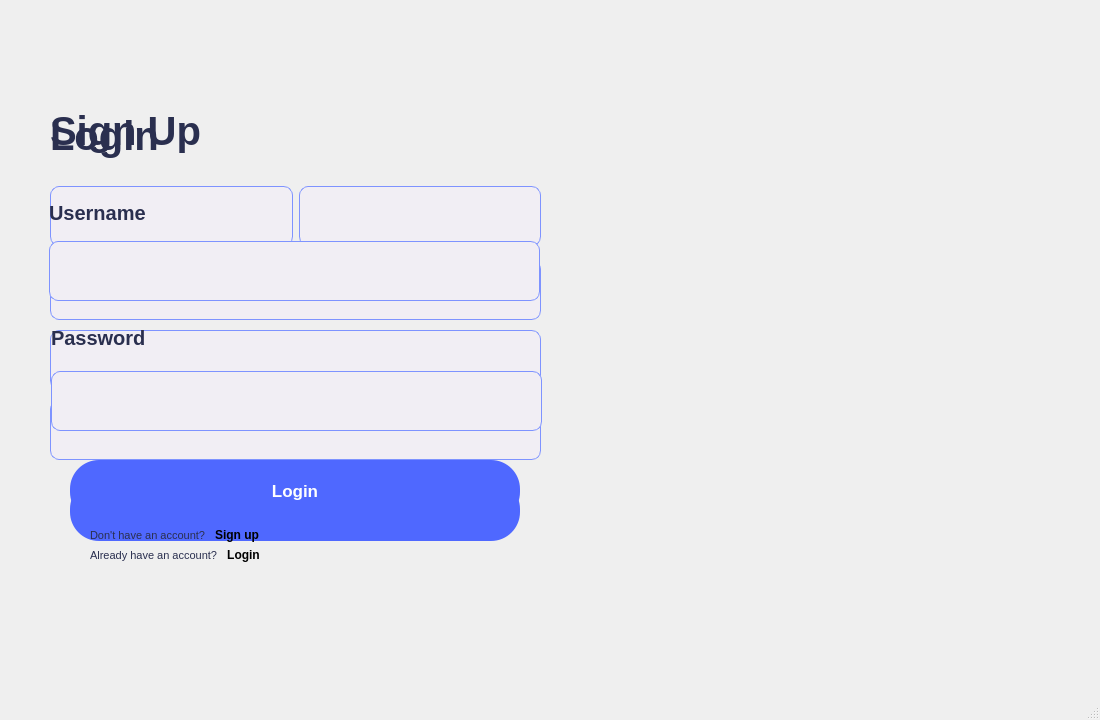
Qt form GUI/mainwindow.ui (ImRanjbar/Task-Management) before a commit.
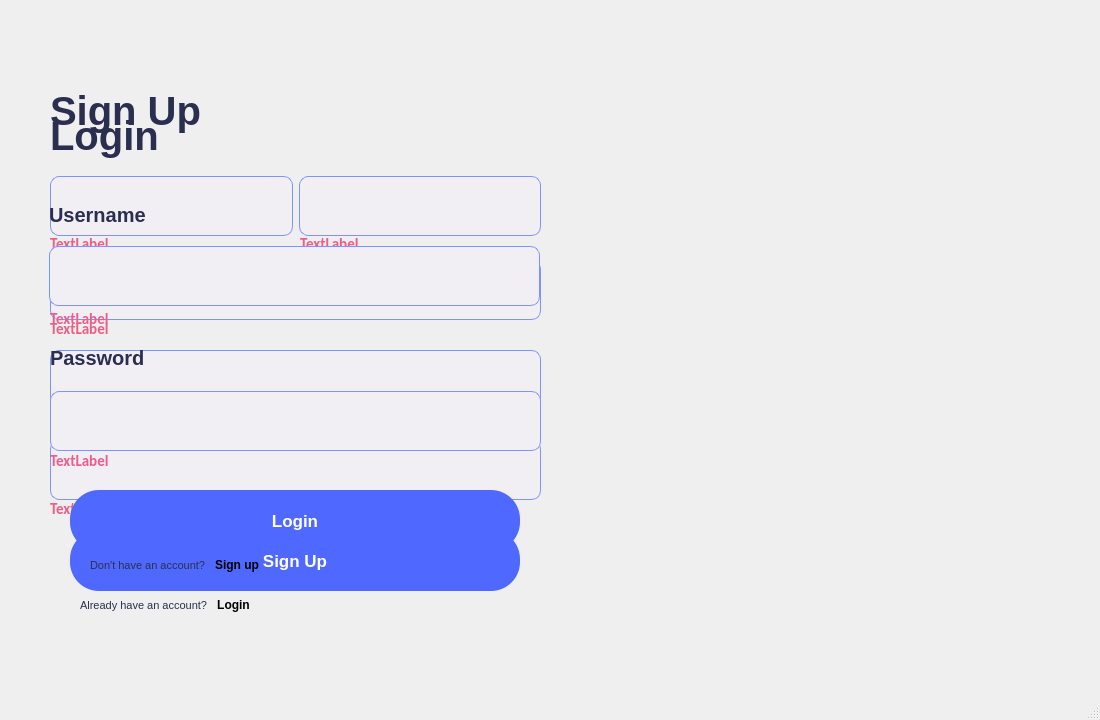
The same form after that commit. Icons and pictures are not drawn.

Commit message: Improve MainWindow UI, add error handling for MainWindow class, check destructures

Patch:
```diff
--- a/GUI/mainwindow.ui
+++ b/GUI/mainwindow.ui
@@ -48,7 +48,7 @@
     <property name="geometry">
      <rect>
       <x>40</x>
-      <y>50</y>
+      <y>70</y>
       <width>510</width>
       <height>550</height>
      </rect>
@@ -57,7 +57,7 @@
      <property name="geometry">
       <rect>
        <x>10</x>
-       <y>350</y>
+       <y>370</y>
        <width>491</width>
        <height>60</height>
       </rect>
@@ -123,7 +123,7 @@
      <property name="geometry">
       <rect>
        <x>10</x>
-       <y>40</y>
+       <y>0</y>
        <width>191</width>
        <height>81</height>
       </rect>
@@ -149,7 +149,7 @@
      <property name="geometry">
       <rect>
        <x>30</x>
-       <y>430</y>
+       <y>460</y>
        <width>450</width>
        <height>61</height>
       </rect>
@@ -190,7 +190,7 @@
      <property name="geometry">
       <rect>
        <x>10</x>
-       <y>210</y>
+       <y>190</y>
        <width>491</width>
        <height>60</height>
       </rect>
@@ -222,8 +222,8 @@
     <widget class="QWidget" name="layoutWidget_2">
      <property name="geometry">
       <rect>
-       <x>50</x>
-       <y>490</y>
+       <x>40</x>
+       <y>520</y>
        <width>441</width>
        <height>31</height>
       </rect>
@@ -291,7 +291,7 @@
      <property name="geometry">
       <rect>
        <x>10</x>
-       <y>130</y>
+       <y>100</y>
        <width>491</width>
        <height>72</height>
       </rect>
@@ -365,6 +365,121 @@
       </item>
      </layout>
     </widget>
+    <widget class="QLabel" name="LB_errorName">
+     <property name="geometry">
+      <rect>
+       <x>10</x>
+       <y>165</y>
+       <width>241</width>
+       <height>18</height>
+      </rect>
+     </property>
+     <property name="styleSheet">
+      <string notr="true">font-family: Calibri;
+font-size: 15px;
+letter-spacing: 0px;
+word-spacing: 0px;
+color: #ec5d8a;
+font-weight: bold;
+font-style: normal;
+text-transform: none;</string>
+     </property>
+     <property name="text">
+      <string>TextLabel</string>
+     </property>
+    </widget>
+    <widget class="QLabel" name="LB_errorEmail">
+     <property name="geometry">
+      <rect>
+       <x>10</x>
+       <y>250</y>
+       <width>489</width>
+       <height>18</height>
+      </rect>
+     </property>
+     <property name="styleSheet">
+      <string notr="true">font-family: Calibri;
+font-size: 15px;
+letter-spacing: 0px;
+word-spacing: 0px;
+color: #ec5d8a;
+font-weight: bold;
+font-style: normal;
+text-transform: none;</string>
+     </property>
+     <property name="text">
+      <string>TextLabel</string>
+     </property>
+    </widget>
+    <widget class="QLabel" name="LB_errorUsernameSnUp">
+     <property name="geometry">
+      <rect>
+       <x>10</x>
+       <y>340</y>
+       <width>489</width>
+       <height>18</height>
+      </rect>
+     </property>
+     <property name="styleSheet">
+      <string notr="true">font-family: Calibri;
+font-size: 15px;
+letter-spacing: 0px;
+word-spacing: 0px;
+color: #ec5d8a;
+font-weight: bold;
+font-style: normal;
+text-transform: none;</string>
+     </property>
+     <property name="text">
+      <string>TextLabel</string>
+     </property>
+    </widget>
+    <widget class="QLabel" name="LB_errorPassSnUp">
+     <property name="geometry">
+      <rect>
+       <x>10</x>
+       <y>430</y>
+       <width>489</width>
+       <height>18</height>
+      </rect>
+     </property>
+     <property name="styleSheet">
+      <string notr="true">font-family: Calibri;
+font-size: 15px;
+letter-spacing: 0px;
+word-spacing: 0px;
+color: #ec5d8a;
+font-weight: bold;
+font-style: normal;
+text-transform: none;</string>
+     </property>
+     <property name="text">
+      <string>TextLabel</string>
+     </property>
+    </widget>
+    <widget class="QLabel" name="LB_errorLastname">
+     <property name="geometry">
+      <rect>
+       <x>260</x>
+       <y>165</y>
+       <width>241</width>
+       <height>18</height>
+      </rect>
+     </property>
+     <property name="styleSheet">
+      <string notr="true">font-family: Calibri;
+font-size: 15px;
+letter-spacing: 0px;
+word-spacing: 0px;
+color: #ec5d8a;
+font-weight: bold;
+font-style: normal;
+text-transform: none;</string>
+     </property>
+     <property name="text">
+      <string>TextLabel</string>
+     </property>
+    </widget>
    </widget>
    <widget class="QWidget" name="loginWidget" native="true">
     <property name="geometry">
@@ -379,7 +494,7 @@
      <property name="geometry">
       <rect>
        <x>50</x>
-       <y>470</y>
+       <y>500</y>
        <width>431</width>
        <height>31</height>
       </rect>
@@ -476,7 +591,7 @@
      <property name="geometry">
       <rect>
        <x>30</x>
-       <y>410</y>
+       <y>440</y>
        <width>450</width>
        <height>61</height>
       </rect>
@@ -516,8 +631,8 @@
     <widget class="QWidget" name="layoutWidget">
      <property name="geometry">
       <rect>
-       <x>11</x>
-       <y>260</y>
+       <x>10</x>
+       <y>280</y>
        <width>491</width>
        <height>121</height>
       </rect>
@@ -578,7 +693,7 @@
        <x>9</x>
        <y>140</y>
        <width>491</width>
-       <height>111</height>
+       <height>116</height>
       </rect>
      </property>
      <layout class="QVBoxLayout" name="verticalLayout_2">
@@ -631,6 +746,52 @@
       </item>
      </layout>
     </widget>
+    <widget class="QLabel" name="LB_errorUsername">
+     <property name="geometry">
+      <rect>
+       <x>10</x>
+       <y>260</y>
+       <width>489</width>
+       <height>18</height>
+      </rect>
+     </property>
+     <property name="styleSheet">
+      <string notr="true">font-family: Calibri;
+font-size: 15px;
+letter-spacing: 0px;
+word-spacing: 0px;
+color: #ec5d8a;
+font-weight: bold;
+font-style: normal;
+text-transform: none;</string>
+     </property>
+     <property name="text">
+      <string>TextLabel</string>
+     </property>
+    </widget>
+    <widget class="QLabel" name="LB_errorPassword">
+     <property name="geometry">
+      <rect>
+       <x>10</x>
+       <y>400</y>
+       <width>489</width>
+       <height>22</height>
+      </rect>
+     </property>
+     <property name="styleSheet">
+      <string notr="true">font-family: Calibri;
+font-size: 15px;
+letter-spacing: 0px;
+word-spacing: 0px;
+color: #ec5d8a;
+font-weight: bold;
+font-style: normal;
+text-transform: none;</string>
+     </property>
+     <property name="text">
+      <string>TextLabel</string>
+     </property>
+    </widget>
    </widget>
   </widget>
   <widget class="QMenuBar" name="menubar">
```
The commit also changes 15 other files.
